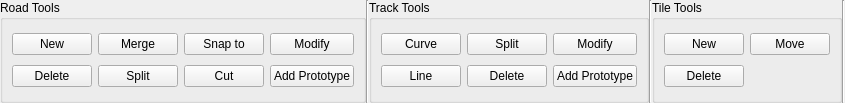
hlrs-vis/covise, file src/OpenCOVER/DrivingSim/oddlot/src/gui/tools/TrackRibbon.ui: the form before one commit.
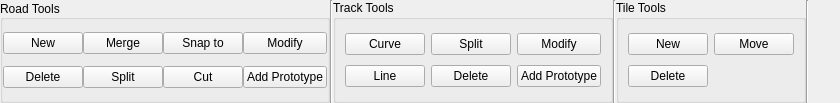
The form after the commit.

The edit to the form file:
```diff
--- a/src/OpenCOVER/DrivingSim/oddlot/src/gui/tools/TrackRibbon.ui
+++ b/src/OpenCOVER/DrivingSim/oddlot/src/gui/tools/TrackRibbon.ui
@@ -13,7 +13,7 @@
   <property name="minimumSize">
    <size>
     <width>0</width>
-    <height>78</height>
+    <height>0</height>
    </size>
   </property>
   <property name="windowTitle">
@@ -43,10 +43,34 @@
        <verstretch>0</verstretch>
       </sizepolicy>
      </property>
+     <property name="minimumSize">
+      <size>
+       <width>0</width>
+       <height>0</height>
+      </size>
+     </property>
      <property name="title">
       <string>Road Tools</string>
      </property>
+     <property name="alignment">
+      <set>Qt::AlignLeading|Qt::AlignLeft|Qt::AlignVCenter</set>
+     </property>
      <layout class="QGridLayout" name="gridLayout">
+      <property name="leftMargin">
+       <number>0</number>
+      </property>
+      <property name="topMargin">
+       <number>0</number>
+      </property>
+      <property name="rightMargin">
+       <number>0</number>
+      </property>
+      <property name="bottomMargin">
+       <number>0</number>
+      </property>
+      <property name="spacing">
+       <number>0</number>
+      </property>
       <item row="2" column="1">
        <widget class="QPushButton" name="roadSplit">
         <property name="text">
```
